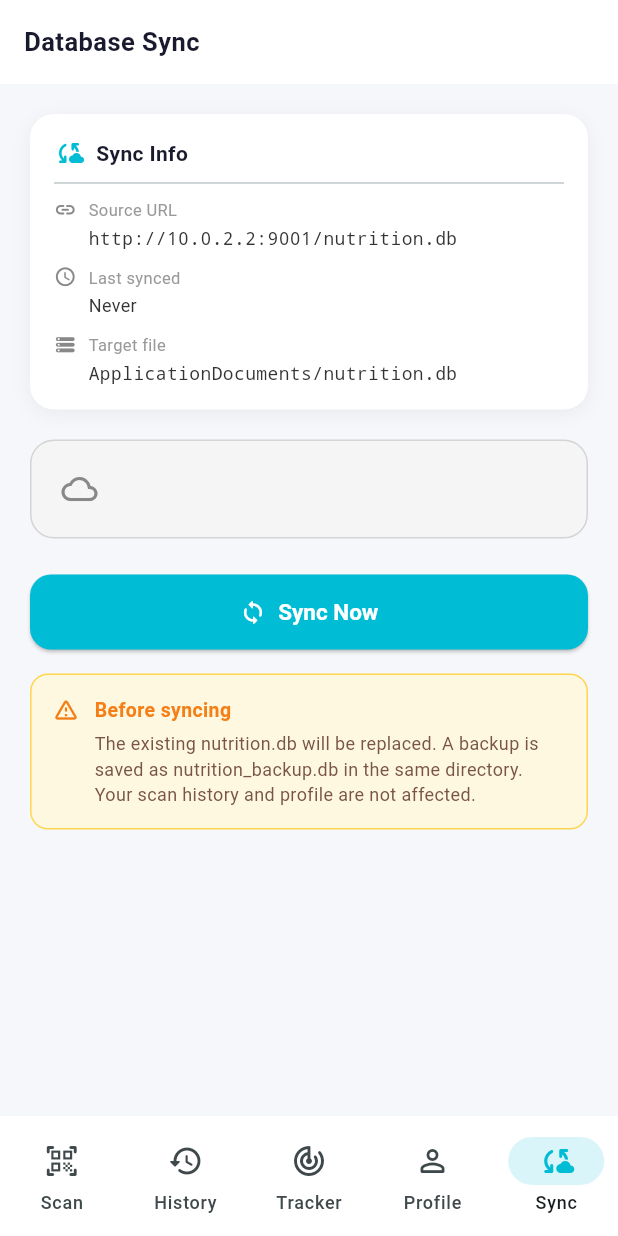
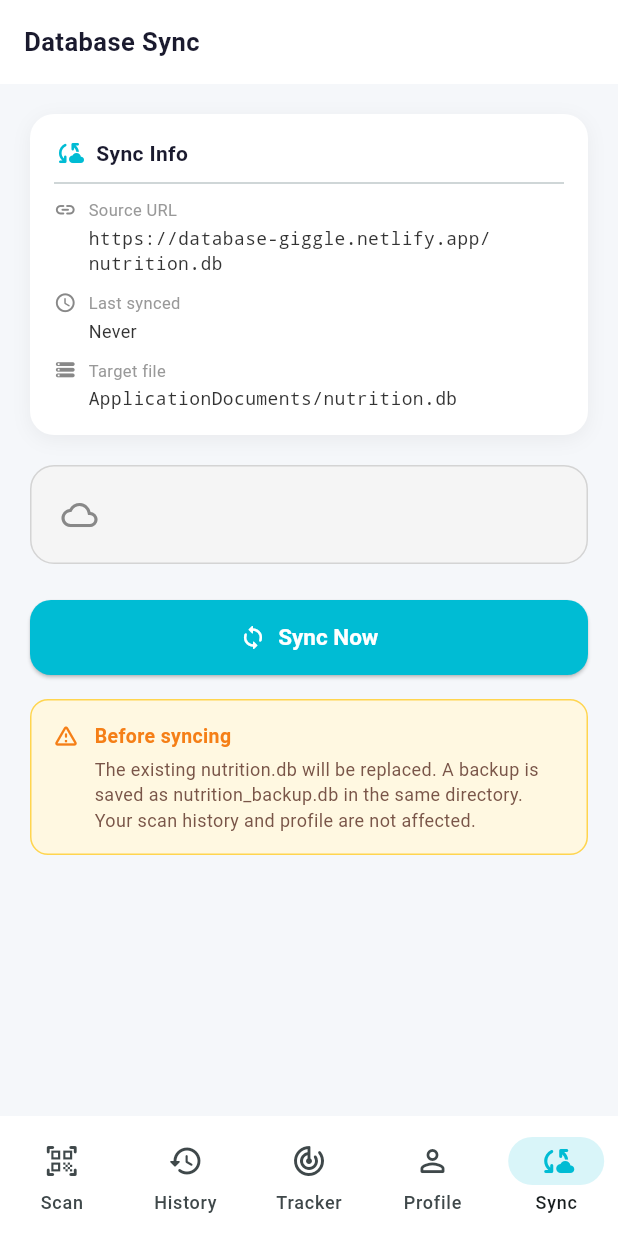
Before and after one commit to NrdyBhu1/nutrition_scanner, a Flutter app: the screen it shows after launch, item 5 of the bottom bar chosen, on a phone screen of 412 x 824 dp. Run offline on Flutter 3.47's test engine with Material 3 defaults, Android fonts, the phone set to English and light mode, and no system bars; our stand-ins replace fl_chart, sqflite; missing offline and left inert: mobile_scanner; accounts and stored records are empty.

Commit message:
Actual db url

```diff
--- a/lib/screens/sync_screen.dart
+++ b/lib/screens/sync_screen.dart
@@ -7,7 +7,7 @@ import '../db_helper.dart';
 
 // ── Hardcoded sync URL ────────────────────────────────────────────────────────
 const String _kDbUrl =
-    'http://10.0.2.2:9001/nutrition.db'; // ← replace with real URL
+    'https://database-giggle.netlify.app/nutrition.db'; // ← replace with real URL
 
 class SyncScreen extends StatefulWidget {
   const SyncScreen({super.key});
```
